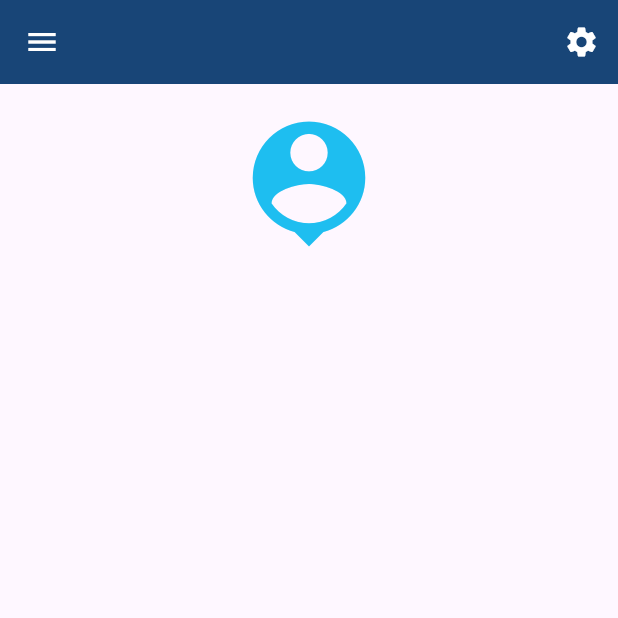
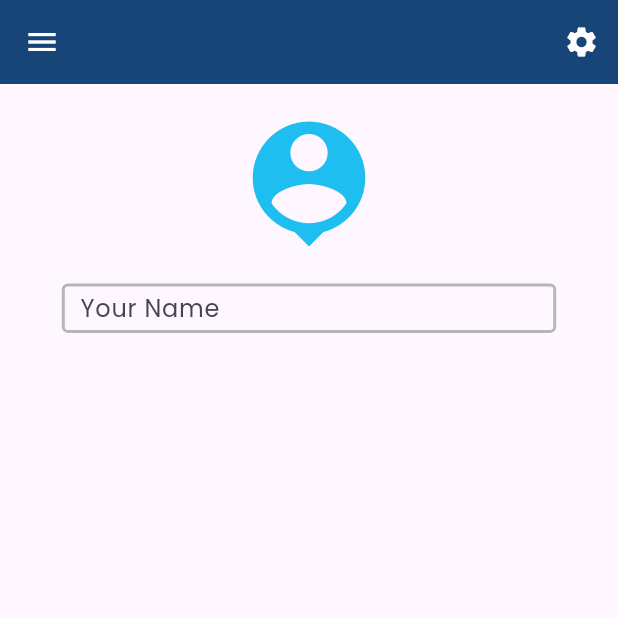
Before and after one commit to shayansaeed123/banking, a Flutter app: the screen it shows after launch, on a phone screen of 412 x 824 dp, the top half of it. Run offline on Flutter 3.47's test engine with Material 3 defaults, Android fonts, the phone set to English and light mode, and no system bars; our stand-ins replace google_fonts.

Commit message:
account
account

```diff
--- a/lib/repo/widgets/text_field.dart
+++ b/lib/repo/widgets/text_field.dart
@@ -2,16 +2,27 @@ import 'package:banking/repo/colors.dart';
 import 'package:flutter/material.dart';
 
 class TextFiledWidget extends StatelessWidget {
-  TextFiledWidget({super.key,required this.controller,required this.textHint,required this.textAlign,required this.textInputType, required this.obscureChara,required this.obscure});
+  TextFiledWidget({super.key,
+    required this.controller,
+    required this.textHint,
+    required this.textAlign,
+    required this.textInputType,
+    required this.obscureChara,
+    required this.obscure,
+    this.border =10,
+  });
   TextEditingController controller = TextEditingController();
   TextInputType textInputType = TextInputType.none;
   bool obscure = true;
   String obscureChara = '';
   String textHint = '';
   TextAlign textAlign;
+  double border;
+
   @override
   Widget build(BuildContext context) {
     final width = MediaQuery.of(context).size.width * 1;
+    final height = MediaQuery.of(context).size.height * 1;
     return Container(
       width: width * 0.8,
       child: TextFormField(
@@ -21,10 +32,11 @@ class TextFiledWidget extends StatelessWidget {
         obscureText: obscure,
         obscuringCharacter: obscureChara,
         decoration: InputDecoration(
-          border: OutlineInputBorder(borderRadius: BorderRadius.circular(10),borderSide: BorderSide(width: 2)),
-          enabledBorder: OutlineInputBorder(borderRadius: BorderRadius.circular(10),borderSide: BorderSide(color: AppColors.borderColor,width: 2)),
+          border: OutlineInputBorder(borderRadius: BorderRadius.circular(border),borderSide: BorderSide(width: 2)),
+          enabledBorder: OutlineInputBorder(borderRadius: BorderRadius.circular(border),borderSide: BorderSide(color: AppColors.borderColor,width: 2)),
           hintText: textHint,
-          focusedBorder: OutlineInputBorder(borderRadius: BorderRadius.circular(10),borderSide: BorderSide(color: AppColors.enableBorder,width: 2)),
+          contentPadding: EdgeInsets.only(left: width*0.02,top: height*0.0),
+          focusedBorder: OutlineInputBorder(borderRadius: BorderRadius.circular(border),borderSide: BorderSide(color: AppColors.enableBorder,width: 2)),
         ),
       ),
     );
--- a/lib/views/account_screen.dart
+++ b/lib/views/account_screen.dart
@@ -1,3 +1,4 @@
+import 'package:banking/repo/widgets/text_field.dart';
 import 'package:flutter/material.dart';
 
 import '../repo/colors.dart';
@@ -10,6 +11,12 @@ class AccountScreen extends StatefulWidget {
 }
 
 class _AccountScreenState extends State<AccountScreen> {
+  final name = TextEditingController();
+  final account = TextEditingController();
+  final email = TextEditingController();
+  final password = TextEditingController();
+  final phone = TextEditingController();
+  final address = TextEditingController();
   @override
   Widget build(BuildContext context) {
     final width = MediaQuery.of(context).size.width * 1;
@@ -35,6 +42,19 @@ class _AccountScreenState extends State<AccountScreen> {
           children: [
             SizedBox(height: height*0.02,),
             Icon(Icons.person_pin,color: AppColors.iconColor2,size: 100,),
+            SizedBox(height: height*0.02,),
+            Container(
+              height: height*0.04,
+              child: TextFiledWidget(
+                controller: email,
+                textHint: 'Your Name',
+                textAlign: TextAlign.start,
+                textInputType: TextInputType.text,
+                obscureChara: '*',
+                obscure: false,
+                border: 4,
+              ),
+            )
           ],
         ),
       ),
```
